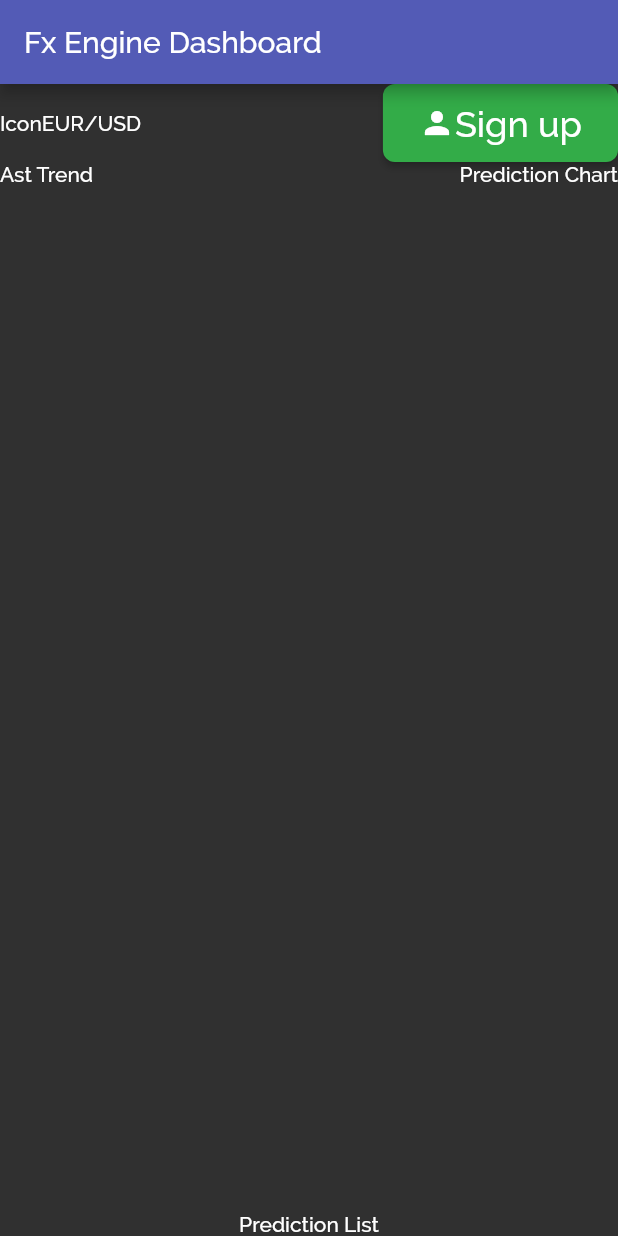
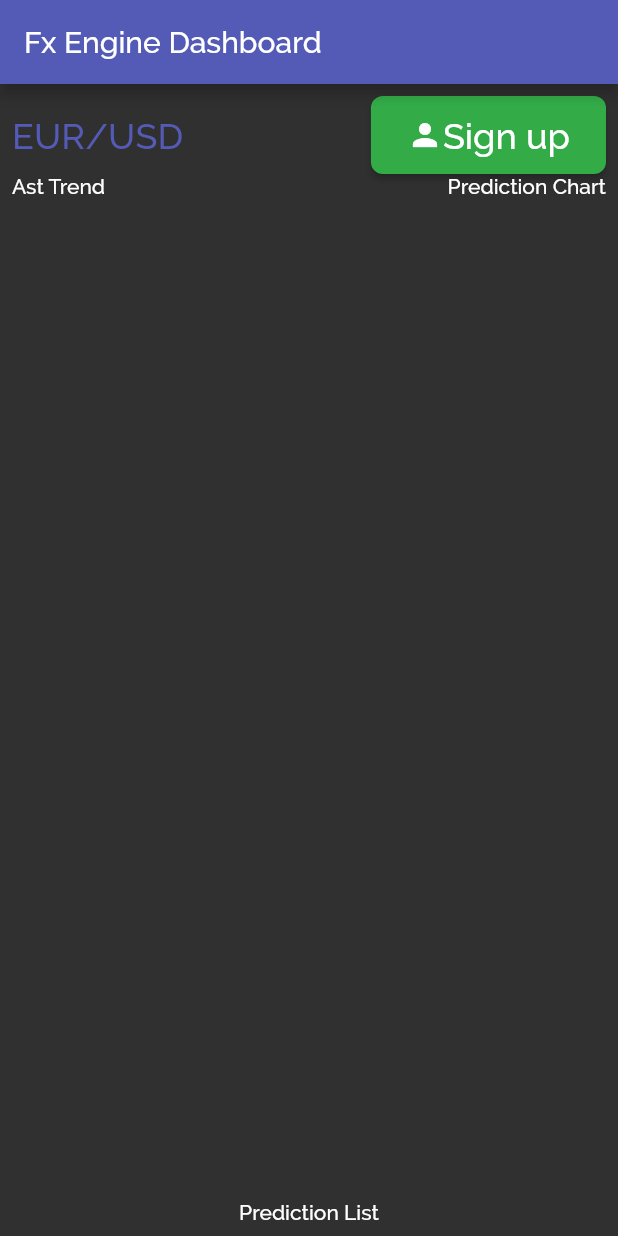
Before and after one commit to dewmal/fx_engine_dashboard_ui, a Flutter app: the screen it shows after launch, on a phone screen of 412 x 824 dp. Run offline on Flutter 3.47's test engine with Material 2 defaults, Android fonts, the phone set to English and light mode, and no system bars; generated files the repository leaves out were written again.

Commit message:
Add Market Symbol Widget

```diff
--- a/lib/screen/mobile/asset_fx_engine_dashboard.dart
+++ b/lib/screen/mobile/asset_fx_engine_dashboard.dart
@@ -21,6 +21,8 @@ class _FxEngineAssetDashboardScreenState
         title: Text("Fx Engine Dashboard"),
       ),
       body: Container(
+        child: Padding(
+          padding: const EdgeInsets.all(8.0),
           child: Column(
             mainAxisAlignment: MainAxisAlignment.spaceBetween,
             children: <Widget>[
@@ -46,6 +48,7 @@ class _FxEngineAssetDashboardScreenState
             ],
           ),
         ),
+      ),
     );
   }
 }
--- a/lib/theme.dart
+++ b/lib/theme.dart
@@ -12,6 +12,8 @@ const color09 = Color(0xFFA8ADD8);
 const color10 = Color(0xFF21289D);
 const color11 = Color(0xFFF1F1F6);
 const color12 = Color(0xFF333333);
+
+const subTitleColor = color08;
 
 const buttonColor = color02;
 
@@ -39,8 +41,10 @@ var defaultTheme = ThemeData(
   textTheme: TextTheme(
     headline: TextStyle(fontSize: 72.0, fontWeight: FontWeight.bold),
     subhead: TextStyle(fontSize: 54.0, fontWeight: FontWeight.normal),
-    title: TextStyle(fontSize: 36.0, fontStyle: FontStyle.normal),
-    subtitle: TextStyle(fontSize: 24.0, fontStyle: FontStyle.normal),
+    title:
+        TextStyle(fontSize: 36.0, fontStyle: FontStyle.normal, color: color06),
+    subtitle: TextStyle(
+        fontSize: 24.0, fontStyle: FontStyle.normal, color: subTitleColor),
     body1: TextStyle(fontSize: 14.0),
     body2: TextStyle(fontSize: 14.0, fontFamily: "OpenSans"),
     display1: TextStyle(fontSize: 12.0),
--- a/lib/widget/asset_title_widget.dart
+++ b/lib/widget/asset_title_widget.dart
@@ -5,7 +5,14 @@ class AssetTitleWidget extends StatelessWidget {
   Widget build(BuildContext context) {
     return Container(
       child: Row(
-        children: <Widget>[Text("Icon"), Text("EUR/USD")],
+        children: <Widget>[
+          // Todo - Add Symbol Icon
+//          Text("Icon"),
+          Text(
+            "EUR/USD",
+            style: Theme.of(context).textTheme.subtitle,
+          )
+        ],
       ),
     );
   }
```
Lines whose indentation alone changed are shown as unchanged.
